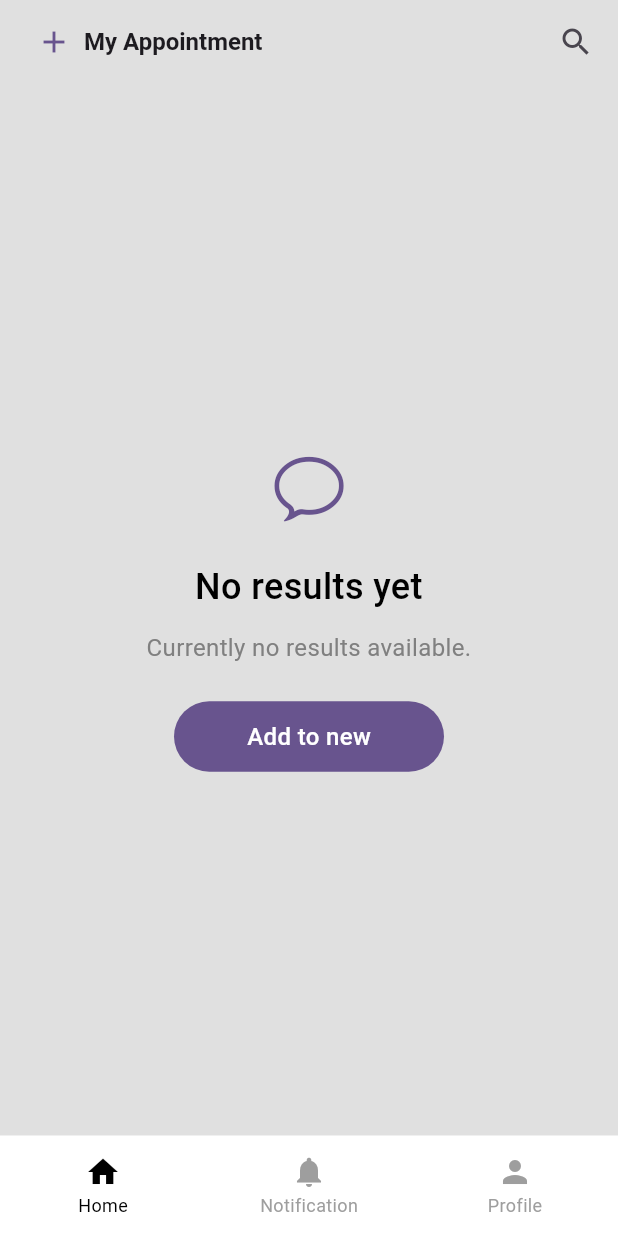
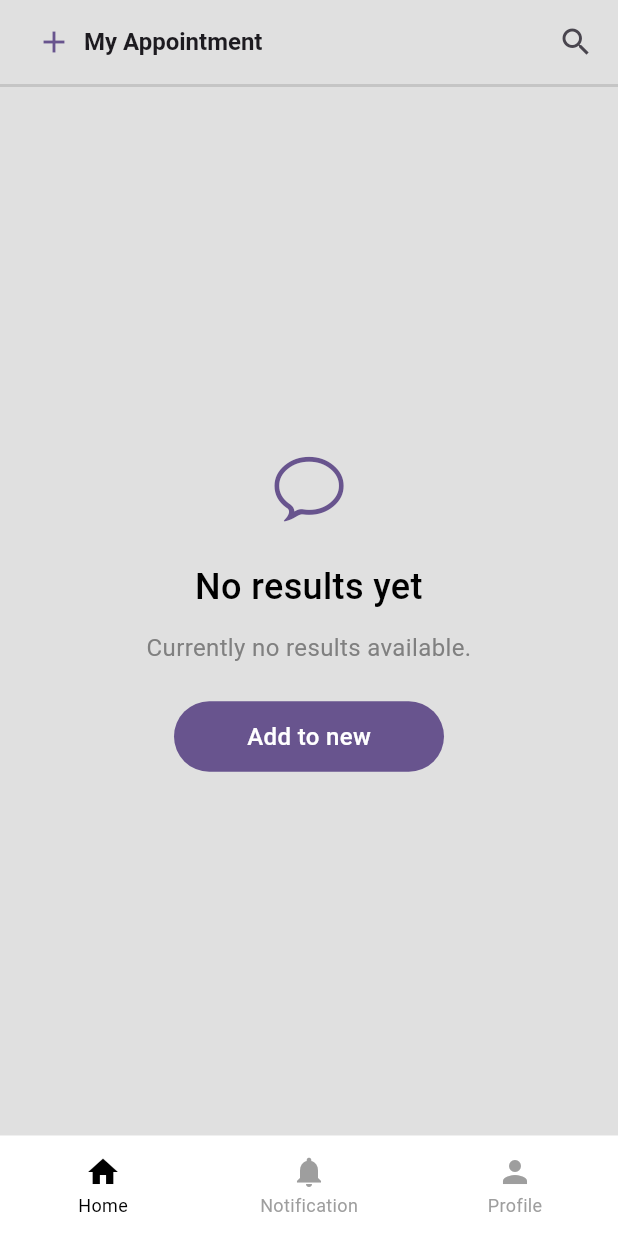
Before and after one commit to Mohiuddin655-YMR/flutter_androssy, a Flutter app: the screen it shows after launch, on a phone screen of 412 x 824 dp. Run offline on Flutter 3.47's test engine with Material 2 defaults, Android fonts, the phone set to English and light mode, and no system bars; our stand-ins replace badges, cached_network_image, flutter_svg.

Commit message:
v0.1.8-alpha3

```diff
--- a/lib/views/image_view.dart
+++ b/lib/views/image_view.dart
@@ -44,7 +44,7 @@ enum ImageType {
   }
 }
 
-extension _ImageType on String {
+extension ImageTypeExtension on String {
   bool get isAsset {
     return startsWith('assets/') || startsWith('asset/');
   }
@@ -175,7 +175,7 @@ class ImageView<T extends ImageViewController> extends YMRView<T> {
   T initController() => ImageViewController() as T;
 
   @override
-  T attachController(T controller) => controller.fromView(this) as T;
+  T attachController(T controller) => controller.fromImageView(this) as T;
 
   @override
   Widget? attach(BuildContext context, T controller) => RawImageView(
--- a/lib/views/toolbar_view.dart
+++ b/lib/views/toolbar_view.dart
@@ -2,7 +2,7 @@ part of '../widgets.dart';
 
 class ToolbarView extends YMRView<ToolbarViewController> {
   final List<Widget>? actions;
-  final Color? elevationColor;
+  final Color elevationColor;
   final IconThemeData? iconTheme;
 
   ///LEADING
@@ -107,7 +107,7 @@ class ToolbarView extends YMRView<ToolbarViewController> {
     super.widthMin,
     super.visibility,
     this.actions,
-    this.elevationColor,
+    this.elevationColor = Colors.black12,
     this.iconTheme,
 
     ///LEADING
@@ -218,7 +218,7 @@ class ToolbarView extends YMRView<ToolbarViewController> {
 
 class ToolbarViewController extends ViewController {
   List<Widget>? actions;
-  Color? elevationColor;
+  Color elevationColor = Colors.black12;
   IconThemeData? iconTheme;
 
   bool get isElevated => elevation > 0;
```
